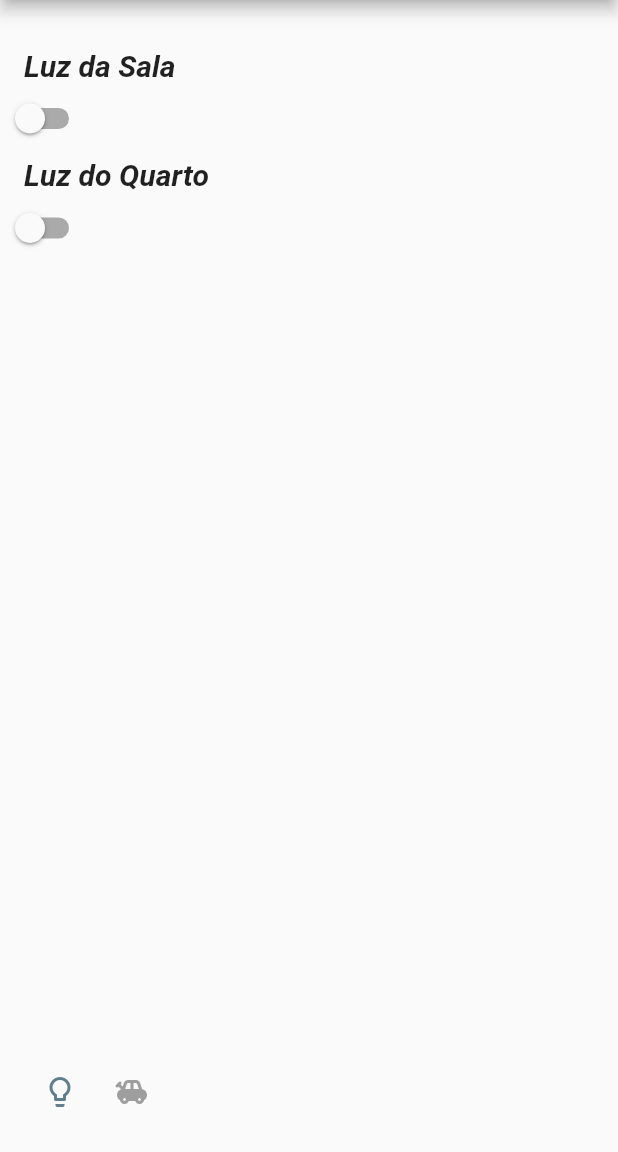
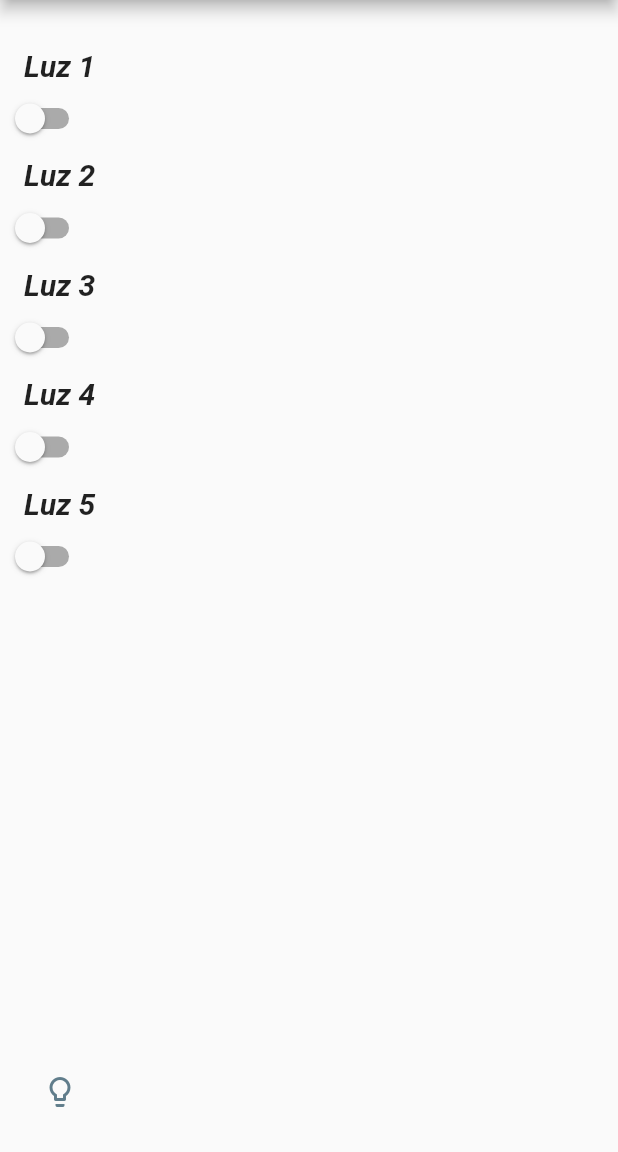
Before and after one commit to ThomasoBR1/ARFI, a Flutter app: the screen it shows after launch, on a phone screen of 412 x 824 dp, the part 84-1236 px from its top. Run offline on Flutter 3.47's test engine with Material 2 defaults, Android fonts, the phone set to English and light mode, and no system bars; our stand-ins replace firebase_core, firebase_database; accounts and stored records are empty.

```diff
--- a/arfi/lib/ui/home/tab/room/light_room.dart
+++ b/arfi/lib/ui/home/tab/room/light_room.dart
@@ -1,4 +1,3 @@
-
 import 'package:firebase_database/firebase_database.dart';
 import 'package:flutter/material.dart';
 
@@ -11,7 +10,9 @@ class _LuzQuartoState extends State<LuzQuarto> {
   final DBRef = FirebaseDatabase.instance.reference();
   bool _switchValue = false;
   bool _switchValues = false;
-
+  bool _switchValuess = false;
+  bool _switch = false;
+  bool _switc = false;
   @override
   Widget build(BuildContext context) {
     return Scaffold(
@@ -22,7 +23,7 @@ class _LuzQuartoState extends State<LuzQuarto> {
             Padding(
               padding: const EdgeInsets.only(top: 32, left: 16),
               child: Text(
-                'Luz da Sala',
+                'Luz 1',
                 style: TextStyle(
                   fontWeight: FontWeight.bold,
                   fontSize: 20,
@@ -35,16 +36,14 @@ class _LuzQuartoState extends State<LuzQuarto> {
               onChanged: (value) {
                 setState(() {
                   _switchValue = value;
-                  DBRef.child("luz").update({
-                    'data':_switchValue
-                  });
+                  DBRef.child("luz1").update({'data': _switchValue});
                 });
               },
             ),
             Padding(
               padding: EdgeInsets.only(top: 2, left: 16),
               child: Text(
-                'Luz do Quarto',
+                'Luz 2',
                 style: TextStyle(
                   fontWeight: FontWeight.bold,
                   fontSize: 20,
@@ -52,18 +51,75 @@ class _LuzQuartoState extends State<LuzQuarto> {
                 ),
               ),
             ),
-              Switch(
+            Switch(
               value: _switchValues,
               onChanged: (value) {
                 setState(() {
                   _switchValues = value;
-                 DBRef.child("luz_quarto").update({
-                    'data': _switchValues
-                  });
+                  DBRef.child("luz2").update({'data': _switchValues});
                 });
               },
             ),
-
+            Padding(
+              padding: EdgeInsets.only(top: 2, left: 16),
+              child: Text(
+                'Luz 3',
+                style: TextStyle(
+                  fontWeight: FontWeight.bold,
+                  fontSize: 20,
+                  fontStyle: FontStyle.italic,
+                ),
+              ),
+            ),
+            Switch(
+              value: _switchValuess,
+              onChanged: (value) {
+                setState(() {
+                  _switchValuess = value;
+                  DBRef.child("luz3").update({'data': _switchValuess});
+                });
+              },
+            ),
+            Padding(
+              padding: EdgeInsets.only(top: 2, left: 16),
+              child: Text(
+                'Luz 4',
+                style: TextStyle(
+                  fontWeight: FontWeight.bold,
+                  fontSize: 20,
+                  fontStyle: FontStyle.italic,
+                ),
+              ),
+            ),
+            Switch(
+              value: _switch,
+              onChanged: (value) {
+                setState(() {
+                  _switch = value;
+                  DBRef.child("luz4").update({'data': _switch});
+                });
+              },
+            ),
+            Padding(
+              padding: EdgeInsets.only(top: 2, left: 16),
+              child: Text(
+                'Luz 5',
+                style: TextStyle(
+                  fontWeight: FontWeight.bold,
+                  fontSize: 20,
+                  fontStyle: FontStyle.italic,
+                ),
+              ),
+            ),
+            Switch(
+              value: _switc,
+              onChanged: (value) {
+                setState(() {
+                  _switc = value;
+                  DBRef.child("luz5").update({'data': _switc});
+                });
+              },
+            ),
           ],
         ),
       ),
--- a/arfi/lib/ui/home/widgets/home_page.dart
+++ b/arfi/lib/ui/home/widgets/home_page.dart
@@ -46,7 +46,7 @@ class _HomePageState extends State<HomePage>
                   currentIndex = i,
                   setState(() {})
                 },
-                items: <Icon>[Icon(Icons.lightbulb_outline), Icon(Icons.toys)],
+                items: <Icon>[Icon(Icons.lightbulb_outline)],
               ),
             ],
           ),
```
